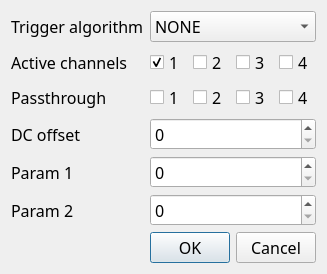
Qt form RegisterDialog.ui (sevenreek/qtadqscope) before a commit.
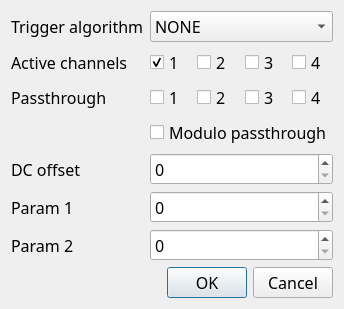
The same form after that commit.

Commit message: Tested dual channel acquisition and modulo trigger output shift

What changed in the file:
```diff
--- a/RegisterDialog.ui
+++ b/RegisterDialog.ui
@@ -6,8 +6,8 @@
    <rect>
     <x>0</x>
     <y>0</y>
-    <width>285</width>
-    <height>233</height>
+    <width>297</width>
+    <height>268</height>
    </rect>
   </property>
   <property name="font">
@@ -134,40 +134,54 @@
        </item>
       </layout>
      </item>
-     <item row="3" column="0">
+     <item row="4" column="0">
       <widget class="QLabel" name="label_4">
        <property name="text">
         <string>DC offset</string>
        </property>
       </widget>
      </item>
-     <item row="4" column="0">
+     <item row="6" column="0">
       <widget class="QLabel" name="label_5">
        <property name="text">
         <string>Param 1</string>
        </property>
       </widget>
      </item>
-     <item row="5" column="0">
+     <item row="7" column="0">
       <widget class="QLabel" name="label_6">
        <property name="text">
         <string>Param 2</string>
        </property>
       </widget>
      </item>
-     <item row="3" column="1">
+     <item row="4" column="1">
       <widget class="QSpinBox" name="algorithmParamInput0">
        <property name="maximum">
         <number>32767</number>
        </property>
       </widget>
      </item>
-     <item row="4" column="1">
+     <item row="6" column="1">
       <widget class="QSpinBox" name="algorithmParamInput1"/>
      </item>
-     <item row="5" column="1">
+     <item row="7" column="1">
       <widget class="QSpinBox" name="algorithmParamInput2"/>
      </item>
+     <item row="3" column="0">
+      <widget class="QLabel" name="label_7">
+       <property name="text">
+        <string/>
+       </property>
+      </widget>
+     </item>
+     <item row="3" column="1">
+      <widget class="QCheckBox" name="moduloPassthrough">
+       <property name="text">
+        <string>Modulo passthrough</string>
+       </property>
+      </widget>
+     </item>
     </layout>
    </item>
    <item>
```
The commit also changes 1 other file.
